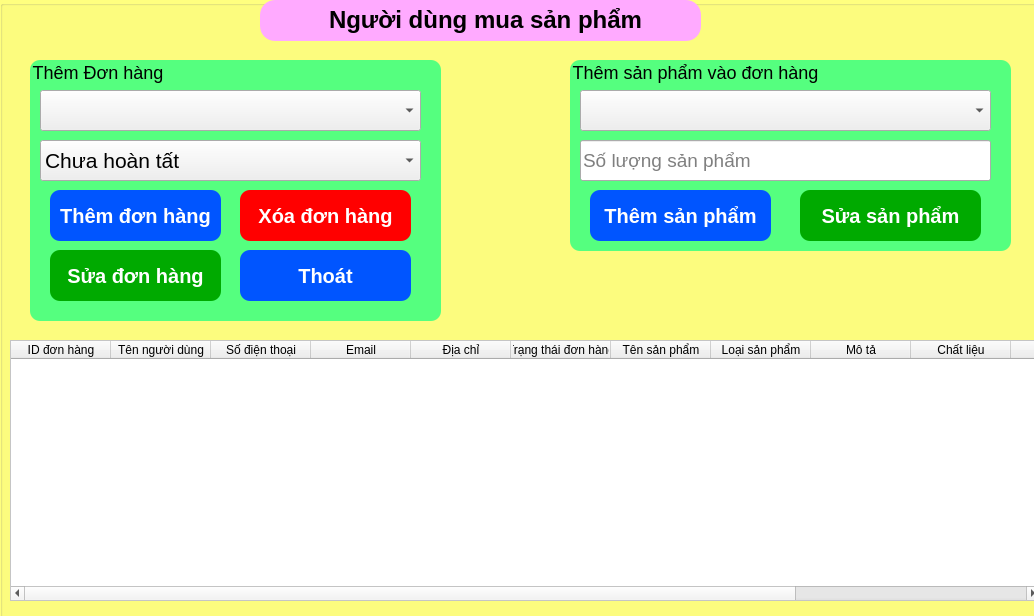
This is NguoiDungMuaSanPham.ui in XuanManh9999/Project-Python-II as Qt 5 draws it before an edit. The edited form follows.
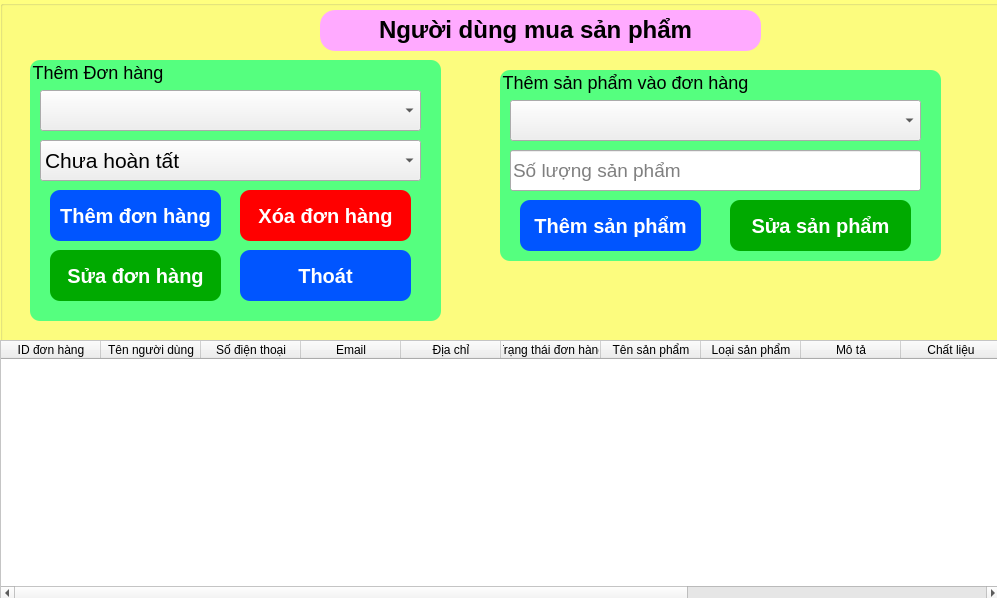
This is the edited form.

```diff
--- a/NguoiDungMuaSanPham.ui
+++ b/NguoiDungMuaSanPham.ui
@@ -1,25 +1,26 @@
 <?xml version="1.0" encoding="UTF-8"?>
 <ui version="4.0">
- <class>Form</class>
- <widget class="QWidget" name="Form">
+ <class>MainWindow</class>
+ <widget class="QMainWindow" name="MainWindow">
   <property name="geometry">
    <rect>
     <x>0</x>
     <y>0</y>
-    <width>1034</width>
-    <height>616</height>
+    <width>997</width>
+    <height>598</height>
    </rect>
   </property>
   <property name="windowTitle">
    <string>Form</string>
   </property>
+  <widget class="QWidget" name="centralwidget">
   <widget class="QGroupBox" name="groupBox">
    <property name="geometry">
     <rect>
      <x>0</x>
      <y>0</y>
-     <width>1071</width>
-     <height>631</height>
+      <width>1001</width>
+      <height>601</height>
     </rect>
    </property>
    <property name="styleSheet">
@@ -33,8 +34,8 @@
    <widget class="QGroupBox" name="groupBox_10">
     <property name="geometry">
      <rect>
-      <x>260</x>
-      <y>0</y>
+       <x>320</x>
+       <y>10</y>
       <width>441</width>
       <height>41</height>
      </rect>
@@ -48,19 +49,6 @@
     <property name="title">
      <string/>
     </property>
-    <widget class="QLabel" name="label_7">
-     <property name="geometry">
-      <rect>
-       <x>0</x>
-       <y>0</y>
-       <width>451</width>
-       <height>41</height>
-      </rect>
-     </property>
-     <property name="text">
-      <string>&lt;html&gt;&lt;head/&gt;&lt;body&gt;&lt;p align=&quot;center&quot;&gt;&lt;span style=&quot; font-size:18pt; font-weight:600;&quot;&gt;Người dùng mua sản phẩm&lt;/span&gt;&lt;/p&gt;&lt;/body&gt;&lt;/html&gt;</string>
-     </property>
-    </widget>
    </widget>
    <widget class="QGroupBox" name="groupBox_11">
     <property name="geometry">
@@ -234,9 +222,9 @@
    <widget class="QTableWidget" name="tableWidget">
     <property name="geometry">
      <rect>
-      <x>10</x>
+       <x>0</x>
       <y>340</y>
-      <width>1031</width>
+       <width>1001</width>
       <height>261</height>
      </rect>
     </property>
@@ -319,8 +307,8 @@
    <widget class="QGroupBox" name="groupBox_12">
     <property name="geometry">
      <rect>
-      <x>570</x>
-      <y>60</y>
+       <x>500</x>
+       <y>70</y>
       <width>441</width>
       <height>191</height>
      </rect>
@@ -418,6 +406,20 @@
      </property>
      <property name="placeholderText">
       <string>Số lượng sản phẩm</string>
+      </property>
+     </widget>
+    </widget>
+    <widget class="QLabel" name="label_7">
+     <property name="geometry">
+      <rect>
+       <x>310</x>
+       <y>10</y>
+       <width>451</width>
+       <height>41</height>
+      </rect>
+     </property>
+     <property name="text">
+      <string>&lt;html&gt;&lt;head/&gt;&lt;body&gt;&lt;p align=&quot;center&quot;&gt;&lt;span style=&quot; font-size:18pt; font-weight:600;&quot;&gt;Người dùng mua sản phẩm&lt;/span&gt;&lt;/p&gt;&lt;/body&gt;&lt;/html&gt;</string>
      </property>
     </widget>
    </widget>
```
Left out of the diff: 2 changed lines with no effect on the pictures. Lines whose indentation alone changed are shown as unchanged.
